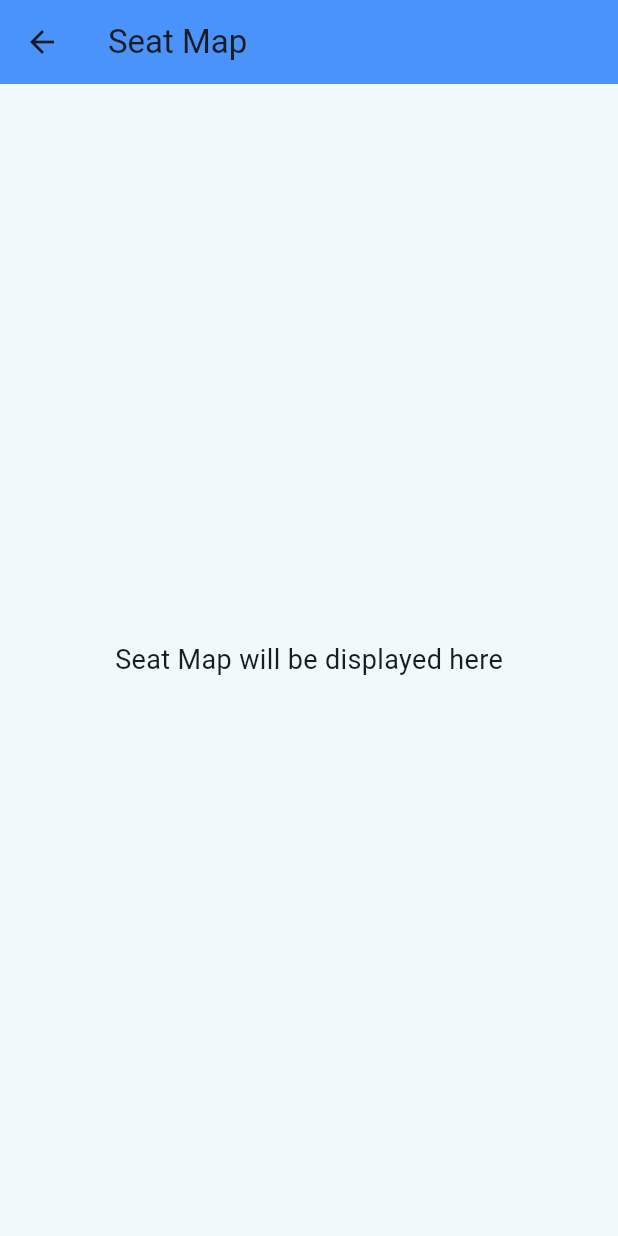
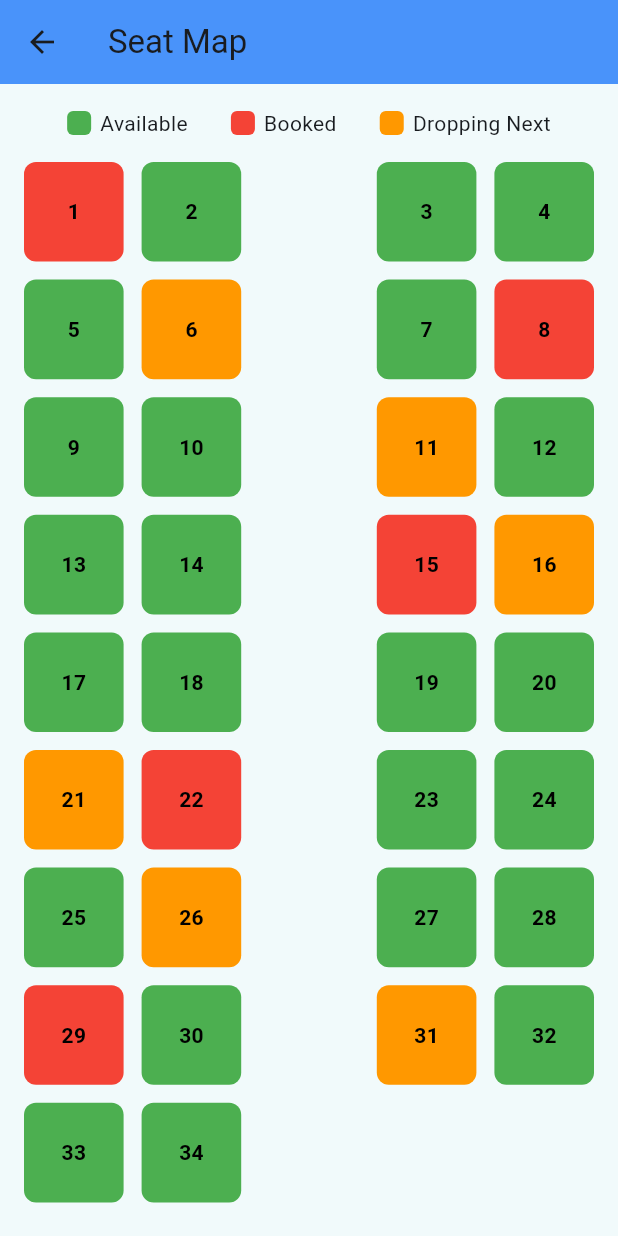
Before and after one commit to ChathuniRathnayake/Bus_Ticket_Issuing_App, a Flutter app: the screen it shows after launch, after a tap on "Login", after a tap on "View Seat Map", on a phone screen of 412 x 824 dp. Run offline on Flutter 3.47's test engine with Material 3 defaults, Android fonts, the phone set to English and light mode, and no system bars; our stand-ins replace firebase_core; accounts and stored records are empty.

Commit message:
create seat map and issue ticket

```diff
--- a/mobile_app/lib/conductor/seat_map/seat_map_screen.dart
+++ b/mobile_app/lib/conductor/seat_map/seat_map_screen.dart
@@ -1,21 +1,110 @@
 import 'package:flutter/material.dart';
+import 'seat_widget.dart';
+import 'seat_status.dart';
 
 class SeatMapScreen extends StatelessWidget {
   const SeatMapScreen({super.key});
 
   @override
   Widget build(BuildContext context) {
+    final List<SeatStatus> seatStatuses = List.generate(
+      42,
+      (index) {
+        if (index % 7 == 0) return SeatStatus.booked;
+        if (index % 5 == 0) return SeatStatus.droppingNext;
+        return SeatStatus.available;
+      },
+    );
+
     return Scaffold(
+      backgroundColor: const Color(0xFFF1FAFB),
       appBar: AppBar(
         title: const Text('Seat Map'),
         backgroundColor: const Color(0xFF4993FA),
       ),
-      body: const Center(
-        child: Text(
-          'Seat Map will be displayed here',
-          style: TextStyle(fontSize: 18),
+      body: Padding(
+        padding: const EdgeInsets.all(16),
+        child: Column(
+          children: [
+            _legend(),
+            const SizedBox(height: 16),
+
+            Expanded(
+              child: GridView.builder(
+                itemCount: 42,
+                gridDelegate: const SliverGridDelegateWithFixedCrossAxisCount(
+                  crossAxisCount: 5, // 2 seats + aisle + 2 seats
+                  mainAxisSpacing: 12,
+                  crossAxisSpacing: 12,
+                ),
+                itemBuilder: (context, index) {
+                  // aisle column
+                  if (index % 5 == 2) {
+                    return const SizedBox.shrink();
+                  }
+
+                  // Calculate seat number
+                  int row = index ~/ 5;
+                  int col = index % 5;
+
+                  int seatNo;
+                  if (col < 2) {
+                    seatNo = row * 4 + col + 1;
+                  } else {
+                    seatNo = row * 4 + col;
+                  }
+
+                  if (seatNo > 42) return const SizedBox.shrink();
+
+                  return SeatWidget(
+                    seatNo: seatNo,
+                    status: seatStatuses[seatNo - 1],
+                  );
+                },
+              ),
+            ),
+          ],
         ),
       ),
     );
   }
+
+  Widget _legend() {
+    return Row(
+      mainAxisAlignment: MainAxisAlignment.spaceEvenly,
+      children: const [
+        _LegendItem(color: Colors.green, label: "Available"),
+        _LegendItem(color: Colors.red, label: "Booked"),
+        _LegendItem(color: Colors.orange, label: "Dropping Next"),
+      ],
+    );
+  }
 }
+
+class _LegendItem extends StatelessWidget {
+  final Color color;
+  final String label;
+
+  const _LegendItem({
+    required this.color,
+    required this.label,
+  });
+
+  @override
+  Widget build(BuildContext context) {
+    return Row(
+      children: [
+        Container(
+          width: 16,
+          height: 16,
+          decoration: BoxDecoration(
+            color: color,
+            borderRadius: BorderRadius.circular(4),
+          ),
+        ),
+        const SizedBox(width: 6),
+        Text(label),
+      ],
+    );
+  }
+}
--- /dev/null
+++ b/mobile_app/lib/conductor/seat_map/seat_status.dart
@@ -0,0 +1,5 @@
+enum SeatStatus {
+  available,
+  booked,
+  droppingNext,
+}
--- a/mobile_app/lib/conductor/seat_map/seat_widget.dart
+++ b/mobile_app/lib/conductor/seat_map/seat_widget.dart
@@ -1,28 +1,56 @@
 import 'package:flutter/material.dart';
-import 'package:mobile_app/conductor/ticket/issue_ticket_screen.dart';
-import 'package:mobile_app/core/constants/colors.dart';
+import 'seat_status.dart';
+import '../ticket/issue_ticket_screen.dart';
 
 class SeatWidget extends StatelessWidget {
-  final bool isAvailable;
   final int seatNo;
+  final SeatStatus status;
 
-  const SeatWidget({super.key, required this.isAvailable, required this.seatNo});
+  const SeatWidget({
+    super.key,
+    required this.seatNo,
+    required this.status,
+  });
+
+  Color get seatColor {
+    switch (status) {
+      case SeatStatus.available:
+        return Colors.green;
+      case SeatStatus.booked:
+        return Colors.red;
+      case SeatStatus.droppingNext:
+        return Colors.orange; // better visibility than yellow
+    }
+  }
 
   @override
   Widget build(BuildContext context) {
     return GestureDetector(
-      onTap: isAvailable
+      onTap: status == SeatStatus.available
           ? () {
-              Navigator.push(context,
-                MaterialPageRoute(builder: (_) => IssueTicketScreen(seatNo: seatNo)));
+              Navigator.push(
+                context,
+                MaterialPageRoute(
+                  builder: (_) => IssueTicketScreen(seatNo: seatNo),
+                ),
+              );
             }
           : null,
       child: Container(
+        width: 55,     // ✅ FIXED WIDTH
+        height: 55,    // ✅ FIXED HEIGHT
         decoration: BoxDecoration(
-          color: isAvailable ? AppColors.secondary : Colors.grey,
+          color: seatColor,
           borderRadius: BorderRadius.circular(8),
         ),
-        child: Center(child: Text(seatNo.toString())),
+        alignment: Alignment.center,
+        child: Text(
+          seatNo.toString(),
+          style: const TextStyle(
+            fontWeight: FontWeight.bold,
+            color: Colors.black,
+          ),
+        ),
       ),
     );
   }
```
Also changed, not shown: mobile_app/lib/conductor/ticket/issue_ticket_screen.dart (+59 -8 lines).
